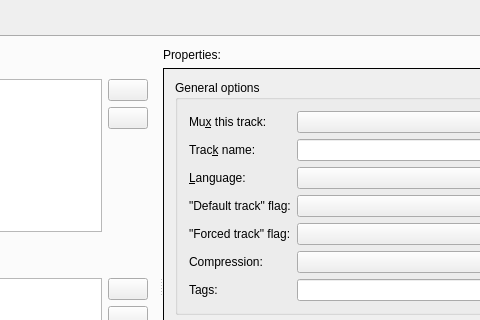
Before: the Qt Designer form src/mkvtoolnix-gui/forms/merge/tab.ui in jpsdr/MKVToolnix-Windows-7, drawn with Qt 5; both pictures show x 303 to 783 and y 0 to 320 of the 898 by 611 pixel window.
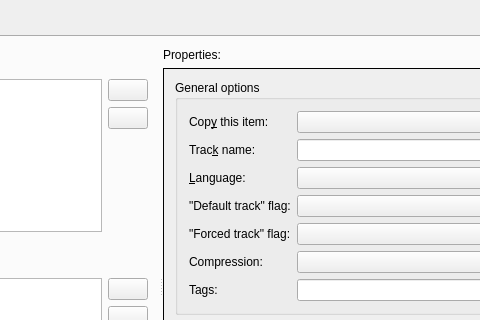
After: the same form once the commit is applied. Icons and pictures are not drawn. Custom widgets are drawn as their Qt base class.

Commit message: all programs: consistently use "multiplex" instead of "mux"/"merge" #3

Diff of the .ui file:
```diff
--- a/src/mkvtoolnix-gui/forms/merge/tab.ui
+++ b/src/mkvtoolnix-gui/forms/merge/tab.ui
@@ -434,7 +434,7 @@
                       <item row="0" column="0">
                        <widget class="QLabel" name="muxThisLabel">
                         <property name="text">
-                         <string>Mu&amp;x this track:</string>
+                         <string>Cop&amp;y this item:</string>
                         </property>
                         <property name="buddy">
                          <cstring>muxThis</cstring>
```
